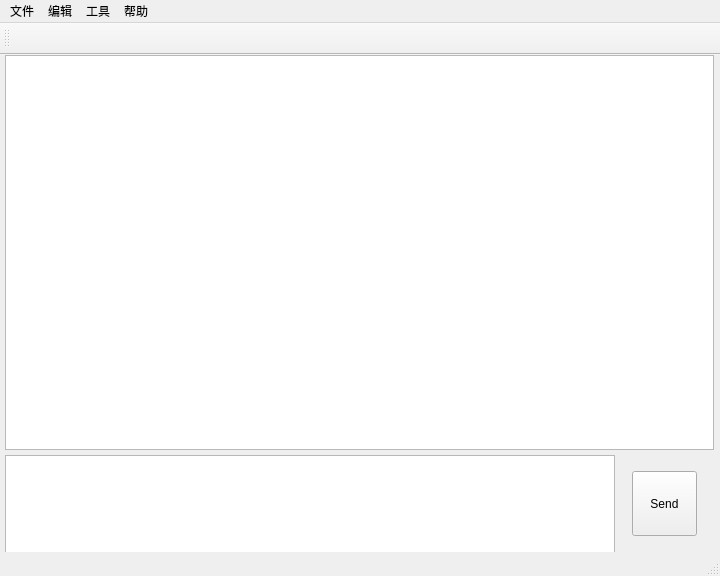
Qt form ui_mainwindows.ui (folreams/SerialAssistant) before a commit.
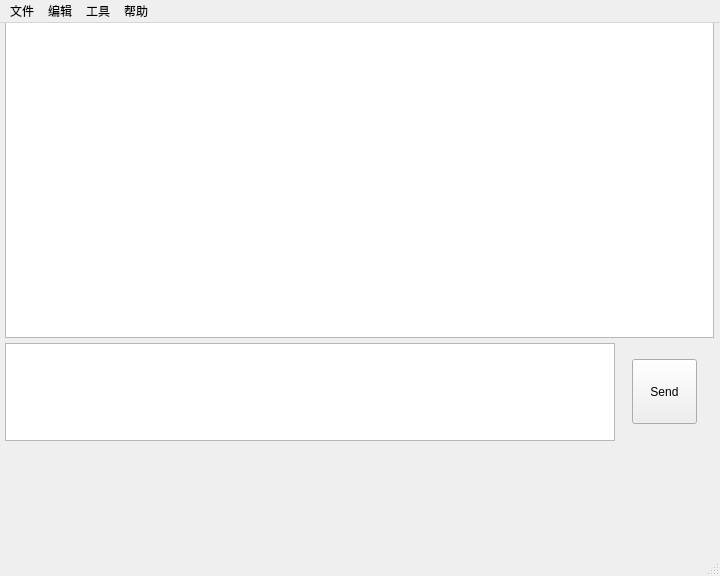
The same form after that commit.

```diff
--- a/ui_mainwindows.ui
+++ b/ui_mainwindows.ui
@@ -28,8 +28,8 @@
    </property>
    <property name="minimumSize">
     <size>
-     <width>710</width>
-     <height>496</height>
+     <width>709</width>
+     <height>400</height>
     </size>
    </property>
    <property name="sizeIncrement">
@@ -42,9 +42,9 @@
     <property name="geometry">
      <rect>
       <x>0</x>
-      <y>0</y>
+      <y>-3</y>
       <width>714</width>
-      <height>498</height>
+      <height>421</height>
      </rect>
     </property>
     <layout class="QVBoxLayout" name="verticalLayout">
@@ -54,6 +54,9 @@
      <property name="leftMargin">
       <number>5</number>
      </property>
+     <property name="bottomMargin">
+      <number>0</number>
+     </property>
      <item>
       <widget class="QTextBrowser" name="textBrowser">
        <property name="sizePolicy">
@@ -65,7 +68,7 @@
        <property name="minimumSize">
         <size>
          <width>708</width>
-         <height>390</height>
+         <height>300</height>
         </size>
        </property>
        <property name="lineWidth">
@@ -74,6 +77,9 @@
        <property name="lineWrapColumnOrWidth">
         <number>0</number>
        </property>
+       <property name="tabStopWidth">
+        <number>80</number>
+       </property>
       </widget>
      </item>
      <item>
@@ -81,12 +87,15 @@
        <property name="spacing">
         <number>17</number>
        </property>
+       <property name="leftMargin">
+        <number>0</number>
+       </property>
+       <property name="topMargin">
+        <number>0</number>
+       </property>
        <property name="rightMargin">
         <number>17</number>
        </property>
-       <property name="bottomMargin">
-        <number>0</number>
-       </property>
        <item>
         <widget class="QTextEdit" name="textEdit">
          <property name="sizePolicy">
@@ -204,29 +213,6 @@
     </size>
    </property>
   </widget>
-  <widget class="QToolBar" name="toolBar">
-   <property name="minimumSize">
-    <size>
-     <width>0</width>
-     <height>32</height>
-    </size>
-   </property>
-   <property name="sizeIncrement">
-    <size>
-     <width>0</width>
-     <height>32</height>
-    </size>
-   </property>
-   <property name="windowTitle">
-    <string>toolBar</string>
-   </property>
-   <attribute name="toolBarArea">
-    <enum>TopToolBarArea</enum>
-   </attribute>
-   <attribute name="toolBarBreak">
-    <bool>false</bool>
-   </attribute>
-  </widget>
   <action name="actionNew">
    <property name="text">
     <string>新建</string>
```
Left out of the diff: 8 changed lines with no effect on the pictures.
